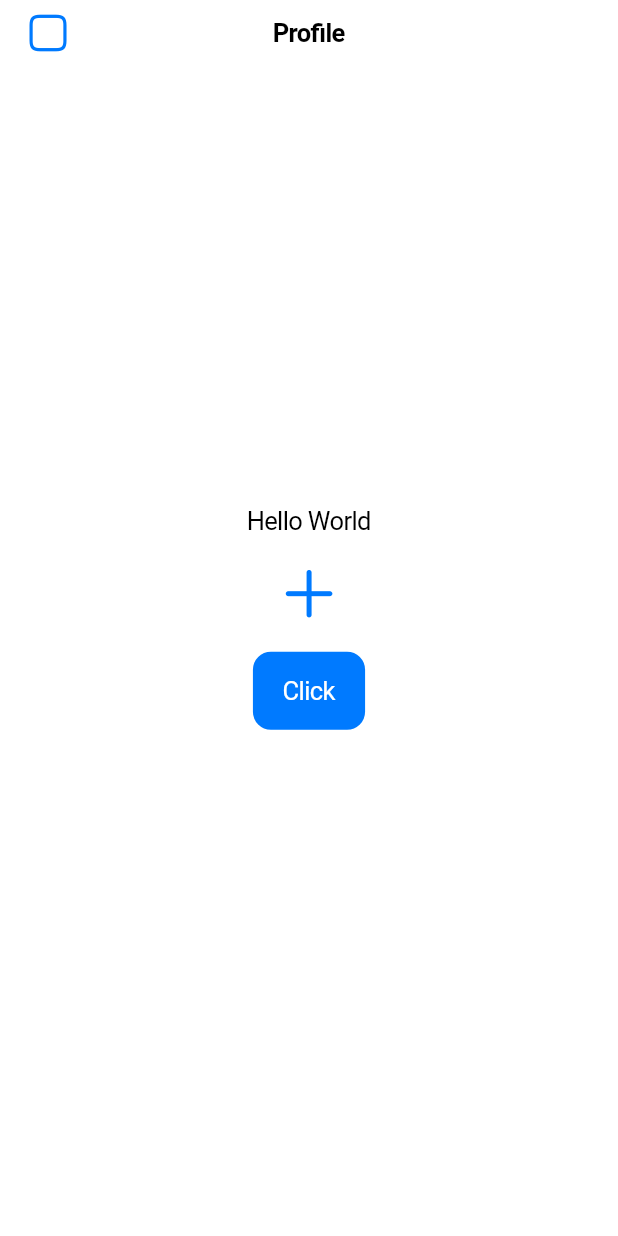
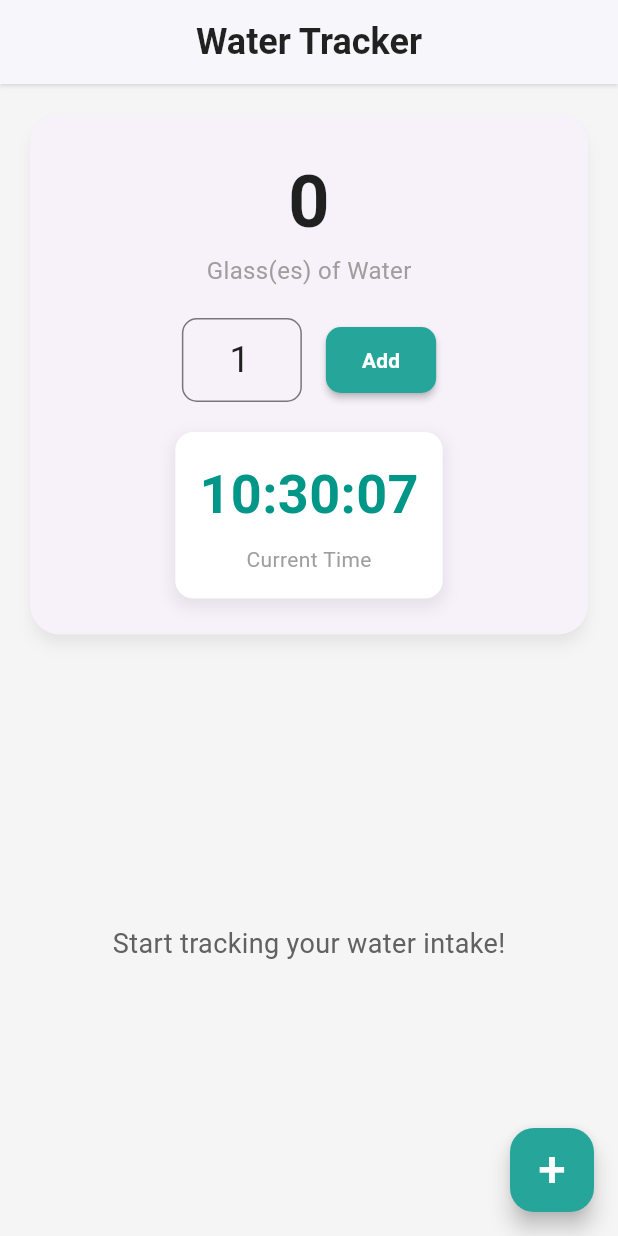
Before and after one commit to MdFarhadHossenImon/firstappofmine, a Flutter app: the screen it shows after launch, on a phone screen of 412 x 824 dp. Run offline on Flutter 3.47's test engine with Material 3 defaults, Android fonts, the phone set to English and light mode, and no system bars.

Commit message:
S
class 2 m-12

```diff
--- /dev/null
+++ b/lib/app.dart
@@ -0,0 +1,14 @@
+import 'package:firstappofmine/home_screen.dart';
+import 'package:flutter/material.dart';
+
+class WaterTrackerApp extends StatelessWidget {
+  const WaterTrackerApp({super.key});
+
+  @override
+  Widget build(BuildContext context) {
+    return MaterialApp(
+      home: HomeScreen(),
+      debugShowCheckedModeBanner: false,
+    );
+  }
+}
--- /dev/null
+++ b/lib/home_screen.dart
@@ -0,0 +1,330 @@
+import 'package:flutter/material.dart';
+import 'dart:async';
+import 'package:firstappofmine/water_track.dart';
+import 'package:flutter/services.dart';
+
+class HomeScreen extends StatefulWidget {
+  const HomeScreen({super.key});
+
+  @override
+  State<HomeScreen> createState() => _HomeScreenState();
+}
+
+class _HomeScreenState extends State<HomeScreen> {
+  final TextEditingController _glassNoTEController =
+  TextEditingController(text: '1');
+  List<WaterTrack> waterTrackList = [];
+  late Timer _timer;
+  late DateTime _currentTime;
+
+  @override
+  void initState() {
+    super.initState();
+    _currentTime = DateTime.now();
+    _startTimer();
+  }
+
+  void _startTimer() {
+    _timer = Timer.periodic(const Duration(seconds: 1), (timer) {
+      setState(() {
+        _currentTime = DateTime.now();
+      });
+    });
+  }
+
+  @override
+  void dispose() {
+    _timer.cancel();
+    _glassNoTEController.dispose();
+    super.dispose();
+  }
+
+  @override
+  Widget build(BuildContext context) {
+    return Scaffold(
+      appBar: AppBar(
+        systemOverlayStyle: SystemUiOverlayStyle.light,
+        title: const Text(
+          'Water Tracker',
+          style: TextStyle(
+            fontSize: 24,
+            fontWeight: FontWeight.w600,
+            color: Colors.black87,
+          ),
+        ),
+        centerTitle: true,
+        backgroundColor: Colors.white,
+        elevation: 1,
+        shadowColor: Colors.grey.withOpacity(0.3),
+
+      ),
+      body: Padding(
+        padding: const EdgeInsets.all(16.0),
+        child: Column(
+          crossAxisAlignment: CrossAxisAlignment.center,
+          children: [
+            _buildWaterTrackCounter(),
+            const SizedBox(height: 24),
+            Expanded(
+              child: _buildWaterTrackListView(),
+            ),
+          ],
+        ),
+      ),
+      floatingActionButton: FloatingActionButton(
+        onPressed: _onTapAddWaterTrack,
+        backgroundColor: Colors.teal[400],
+        child: const Text(
+          '+',
+          style: TextStyle(
+            fontSize: 33,
+            color: Colors.white,
+          ),
+        ),
+      ),
+      backgroundColor: Colors.grey[100],
+    );
+  }
+
+  Widget _buildRealTimeClock() {
+    return Padding(
+      padding: const EdgeInsets.symmetric(horizontal: 16.0),
+      child: Column(
+        mainAxisAlignment: MainAxisAlignment.center,
+        children: [
+          Text(
+            "${_currentTime.hour.toString().padLeft(2, '0')}:${_currentTime.minute.toString().padLeft(2, '0')}",
+            style: const TextStyle(
+              fontSize: 18,
+              fontWeight: FontWeight.bold,
+              color: Colors.black87,
+            ),
+          ),
+          Text(
+            "${_currentTime.day}/${_currentTime.month}/${_currentTime.year}",
+            style: TextStyle(
+              fontSize: 12,
+              color: Colors.grey[700],
+            ),
+          ),
+        ],
+      ),
+    );
+  }
+
+  Widget _buildWaterTrackListView() {
+    return waterTrackList.isEmpty
+        ? Center(
+      child: Text(
+        'Start tracking your water intake!',
+        style: TextStyle(fontSize: 18, color: Colors.grey[700]),
+      ),
+    )
+        : ListView.separated(
+      itemCount: waterTrackList.length,
+      itemBuilder: (context, index) {
+        return _buildWaterTrackListTile(index);
+      },
+      separatorBuilder: (context, index) {
+        return Divider(color: Colors.grey[300]);
+      },
+    );
+  }
+
+  Widget _buildWaterTrackListTile(int index) {
+    WaterTrack waterTrack = waterTrackList[index];
+
+    return Dismissible(
+      key: Key(waterTrack.dateTime.toString()),
+      onDismissed: (direction) => _onTapDeleteButton(index),
+      background: Container(
+        color: Colors.redAccent,
+        alignment: Alignment.centerRight,
+        padding: const EdgeInsets.symmetric(horizontal: 20),
+        child: const Icon(Icons.delete_forever, color: Colors.white),
+      ),
+      child: Card(
+        elevation: 3,
+        margin: const EdgeInsets.symmetric(vertical: 8.0),
+        shape: RoundedRectangleBorder(
+          borderRadius: BorderRadius.circular(15.0),
+        ),
+        child: ListTile(
+          contentPadding: const EdgeInsets.symmetric(horizontal: 20, vertical: 10),
+          title: Text(
+            '${waterTrack.dateTime.hour.toString().padLeft(2, '0')}:${waterTrack.dateTime.minute.toString().padLeft(2, '0')}',
+            style: const TextStyle(
+              fontWeight: FontWeight.w600,
+              fontSize: 18,
+              color: Colors.black87,
+            ),
+          ),
+          subtitle: Text(
+            '${waterTrack.dateTime.day}/${waterTrack.dateTime.month}/${waterTrack.dateTime.year}',
+            style: const TextStyle(color: Colors.grey),
+          ),
+          leading: CircleAvatar(
+            backgroundColor: Colors.teal[400],
+            child: Text(
+              '${waterTrack.noOfGlasses}',
+              style: const TextStyle(color: Colors.white, fontWeight: FontWeight.bold),
+            ),
+          ),
+          trailing: TextButton(
+            onPressed: () => _onTapDeleteButton(index),
+            child: const Text(
+              'Clear',
+              style: TextStyle(
+                color: Colors.redAccent, // Customize the text color as needed
+                fontSize: 16, // Customize the font size as needed
+              ),
+            ),
+            style: TextButton.styleFrom(
+              minimumSize: Size.zero, // Set to zero to remove any default minimum size
+              padding: EdgeInsets.zero, // Set to zero to remove any default padding
+            ),
+          ),
+        ),
+      ),
+    );
+  }
+
+  Widget _buildWaterTrackCounter() {
+    return Card(
+      shape: RoundedRectangleBorder(
+        borderRadius: BorderRadius.circular(20),
+      ),
+      elevation: 4,
+      shadowColor: Colors.grey.withOpacity(0.2),
+      child: Padding(
+        padding: const EdgeInsets.all(24.0),
+        child: Column(
+          children: [
+            Text(
+              getTotalGlassCount().toString(),
+              style: const TextStyle(
+                fontSize: 48,
+                fontWeight: FontWeight.w700,
+                color: Colors.black87,
+              ),
+            ),
+            const Text(
+              'Glass(es) of Water',
+              style: TextStyle(fontSize: 16, color: Colors.grey),
+            ),
+            const SizedBox(height: 20),
+            Row(
+              mainAxisAlignment: MainAxisAlignment.center,
+              children: [
+                SizedBox(
+                  width: 80,
+                  child: TextField(
+                    controller: _glassNoTEController,
+                    keyboardType: TextInputType.number,
+                    textAlign: TextAlign.center,
+                    style: const TextStyle(fontSize: 24, color: Colors.black87),
+                    decoration: InputDecoration(
+                      border: OutlineInputBorder(
+                        borderRadius: BorderRadius.circular(10),
+                        borderSide: BorderSide(color: Colors.grey[400]!),
+                      ),
+                      contentPadding: const EdgeInsets.symmetric(vertical: 10),
+                    ),
+                  ),
+                ),
+                const SizedBox(width: 16),
+                ElevatedButton(
+                  onPressed: _onTapAddWaterTrack,
+                  style: ElevatedButton.styleFrom(
+                    backgroundColor: Colors.teal[400],
+                    padding: const EdgeInsets.symmetric(horizontal: 24, vertical: 12),
+                    shape: RoundedRectangleBorder(
+                      borderRadius: BorderRadius.circular(10),
+                    ),
+                    elevation: 2,
+                  ),
+                  child: const Text(
+                    'Add',
+                    style: TextStyle(color: Colors.white, fontWeight: FontWeight.bold),
+                  ),
+                ),
+              ],
+            ),
+            const SizedBox(height: 20),
+            _buildTimerDisplay(),
+          ],
+        ),
+      ),
+    );
+  }
+
+  Widget _buildTimerDisplay() {
+    final hours = _currentTime.hour.toString().padLeft(2, '0');
+    final minutes = _currentTime.minute.toString().padLeft(2, '0');
+    final seconds = _currentTime.second.toString().padLeft(2, '0');
+
+    return Container(
+      padding: const EdgeInsets.all(16),
+      decoration: BoxDecoration(
+        color: Colors.white,
+        borderRadius: BorderRadius.circular(12),
+        boxShadow: [
+          BoxShadow(
+            color: Colors.grey.withOpacity(0.2),
+            spreadRadius: 2,
+            blurRadius: 8,
+            offset: Offset(0, 4),
+          ),
+        ],
+      ),
+      child: Column(
+        children: [
+          Text(
+            '$hours:$minutes:$seconds',
+            style: const TextStyle(
+              fontSize: 36,
+              fontWeight: FontWeight.bold,
+              color: Colors.teal,
+            ),
+          ),
+          const SizedBox(height: 8),
+          const Text(
+            'Current Time',
+            style: TextStyle(
+              fontSize: 14,
+              color: Colors.grey,
+            ),
+          ),
+        ],
+      ),
+    );
+  }
+
+  int getTotalGlassCount() {
+    int counter = 0;
+    for (WaterTrack t in waterTrackList) {
+      counter += t.noOfGlasses;
+    }
+    return counter;
+  }
+
+  void _onTapAddWaterTrack() {
+    if (_glassNoTEController.text.isEmpty) {
+      _glassNoTEController.text = '1';
+    }
+    final int noOfGlasses = int.tryParse(_glassNoTEController.text) ?? 1;
+    WaterTrack waterTrack = WaterTrack(
+      noOfGlasses: noOfGlasses,
+      dateTime: DateTime.now(),
+    );
+    setState(() {
+      waterTrackList.add(waterTrack);
+    });
+  }
+
+  void _onTapDeleteButton(int index) {
+    setState(() {
+      waterTrackList.removeAt(index);
+    });
+  }
+}
--- a/lib/main.dart
+++ b/lib/main.dart
@@ -1,86 +1,6 @@
-// Current SDK version: 3.22.1
-import 'package:flutter/cupertino.dart';
+import 'package:firstappofmine/app.dart';
 import 'package:flutter/material.dart';
-import 'package:my_flutter_app/profile_page.dart';
 
-
-// TextField
-
-void main() {
-  runApp(IntroApp());
+void main(){
+  runApp(const WaterTrackerApp());
 }
-
-class IntroApp extends StatelessWidget {
-  const IntroApp({super.key});
-
-  @override
-  Widget build(BuildContext context) {
-    return CupertinoApp(
-      debugShowCheckedModeBanner: true,
-      home: ProfilePage(),
-      title: 'Intro app',
-      // theme: ThemeData(
-      //     brightness: Brightness.light,
-      //     appBarTheme: AppBarTheme(
-      //         backgroundColor: Colors.pink,
-      //         titleTextStyle: TextStyle(
-      //             color: Colors.white,
-      //             fontSize: 22,
-      //             fontWeight: FontWeight.w700,
-      //             letterSpacing: 1.2)),
-      //     textButtonTheme: TextButtonThemeData(
-      //         style: TextButton.styleFrom(
-      //             foregroundColor: Colors.pink,
-      //             textStyle:
-      //                 TextStyle(fontSize: 16, fontWeight: FontWeight.w700))),
-      //     inputDecorationTheme: InputDecorationTheme(
-      //       border: OutlineInputBorder(
-      //           borderRadius: BorderRadius.circular(8),
-      //           borderSide: BorderSide(color: Colors.green, width: 2)),
-      //       disabledBorder: OutlineInputBorder(
-      //           borderRadius: BorderRadius.circular(8),
-      //           borderSide: BorderSide(color: Colors.green, width: 2)),
-      //       focusedBorder: OutlineInputBorder(
-      //           borderRadius: BorderRadius.circular(8),
-      //           borderSide: BorderSide(color: Colors.blueAccent, width: 2)),
-      //       labelStyle: TextStyle(fontSize: 16),
-      //       hintStyle: TextStyle(color: Colors.purple.shade200),
-      //     ),
-      //     textTheme: TextTheme(bodySmall: TextStyle(fontSize: 28))),
-      // darkTheme: ThemeData(
-      //     brightness: Brightness.dark,
-      //     appBarTheme: AppBarTheme(
-      //         backgroundColor: Colors.green,
-      //         titleTextStyle: TextStyle(
-      //             color: Colors.white,
-      //             fontSize: 22,
-      //             fontWeight: FontWeight.w700,
-      //             letterSpacing: 1.2)),
-      //     textButtonTheme: TextButtonThemeData(
-      //         style: TextButton.styleFrom(
-      //             foregroundColor: Colors.green,
-      //             textStyle:
-      //                 TextStyle(fontSize: 16, fontWeight: FontWeight.w700))),
-      //     inputDecorationTheme: InputDecorationTheme(
-      //       border: OutlineInputBorder(
-      //           borderRadius: BorderRadius.circular(8),
-      //           borderSide: BorderSide(color: Colors.green, width: 2)),
-      //       disabledBorder: OutlineInputBorder(
-      //           borderRadius: BorderRadius.circular(8),
-      //           borderSide: BorderSide(color: Colors.green, width: 2)),
-      //       focusedBorder: OutlineInputBorder(
-      //           borderRadius: BorderRadius.circular(8),
-      //           borderSide: BorderSide(color: Colors.blueAccent, width: 2)),
-      //       labelStyle: TextStyle(fontSize: 16),
-      //       hintStyle: TextStyle(color: Colors.purple.shade200),
-      //     ),
-      //     textTheme: TextTheme(
-      //         bodySmall: TextStyle(fontSize: 20),
-      //         titleLarge: TextStyle(fontSize: 28, fontWeight: FontWeight.w700),
-      //         titleMedium: TextStyle(fontSize: 24, fontWeight: FontWeight.w600),
-      //         titleSmall:
-      //             TextStyle(fontSize: 18, fontWeight: FontWeight.w600))),
-      // themeMode: ThemeMode.dark,
-    );
-  }
-}
--- a/lib/profile_page.dart
+++ /dev/null
@@ -1,36 +0,0 @@
-import 'package:flutter/cupertino.dart';
-
-
-class ProfilePage extends StatelessWidget {
-  const ProfilePage({super.key});
-
-  @override
-  Widget build(BuildContext context) {
-    return CupertinoPageScaffold(
-      navigationBar: CupertinoNavigationBar(
-        middle: Text('Profile'),
-        leading: Icon(CupertinoIcons.app),
-      ),
-      // child: Column(
-      //   children: [
-      //     Text(
-      //       'This is cupertino design system',
-      //       style: TextStyle(color: Colors.green),
-      //     ),
-      //   ],
-      // ),
-      child: Center(
-        child: Column(
-          mainAxisAlignment: MainAxisAlignment.center,
-          children: [
-            Text('Hello World'),
-            SizedBox(height: 16),
-            Icon(CupertinoIcons.add, size: 45,),
-            SizedBox(height: 16),
-            CupertinoButton.filled(child: Text('Click'), onPressed: () {}),
-          ],
-        ),
-      ),
-    );
-  }
-}
--- /dev/null
+++ b/lib/water_track.dart
@@ -0,0 +1,6 @@
+class WaterTrack {
+  final int noOfGlasses;
+  final DateTime dateTime;
+
+  WaterTrack({required this.noOfGlasses, required this.dateTime});
+}
```
Also changed, not shown: lib/home.dart (deleted, +0 -106 lines), lib/settings_screen.dart (deleted, +0 -17 lines), pubspec.yaml (+6 -1 lines), pubspec.lock.
